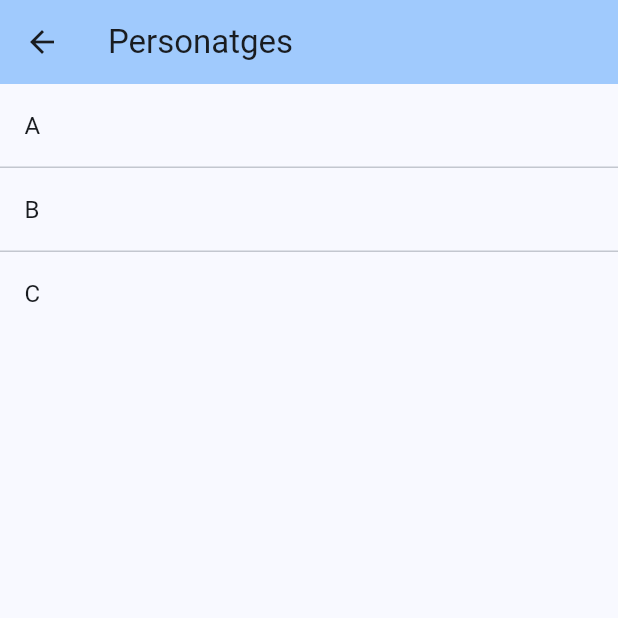
After one commit to Userb3rt/new_project_nintendodb, a Flutter app: the screen it shows after launch, after a tap on "Personatges", on a phone screen of 412 x 824 dp, the top half of it. The commit adds this screen. Run offline on Flutter 3.47's test engine with Material 2 defaults, Android fonts, the phone set to English and light mode, and no system bars; missing offline and left inert: window_manager.

Commit message:
first comm

```diff
--- a/lib/layout_mobile_screen_0.dart
+++ b/lib/layout_mobile_screen_0.dart
@@ -1,7 +1,9 @@
 import 'package:flutter/material.dart';
+import 'package:new_project_nintendodb/layout_mobile_screen_1.dart';
 
 class LayoutMobileScreen0 extends StatefulWidget {
   const LayoutMobileScreen0({super.key});
+
   @override
   State<LayoutMobileScreen0> createState() => _StateLayoutMobileScreen0();
 }
@@ -16,14 +18,28 @@ class _StateLayoutMobileScreen0 extends State<LayoutMobileScreen0> {
           title: const Text('Nintendo DB'),
       ),
       body: ListView(
-        children: const <Widget>[
-          ListTile(title: Text('Personatges')),
-          Divider(height: 0),
-          ListTile(title: Text('Jocs')),
-          Divider(height: 0),
-          ListTile(title: Text('Consoles')),
-        ],
+              children: <Widget>[
+                          ListTile(
+                                        title: const Text('Personatges'),
+                                        onTap: () => _navigateTo(context, 'Personatges'),
+                                        ),
+                          const Divider(height: 0),
+                          ListTile(
+                                        title: const Text('Jocs'),
+                                        onTap: () => _navigateTo(context, 'Jocs'),
+                                        ),
+                          const Divider(height: 0),
+                          ListTile(
+                                        title: const Text('Consoles'),
+                                        onTap: () => _navigateTo(context, 'Consoles'),
+                          ),
+              ],
       ),
+
     );
   }
+void _navigateTo (BuildContext context, String value) {
+Navigator.of(context).push(MaterialPageRoute(
+builder: (context) => LayoutMobileScreen1(seccio: value)));
 }
+}
--- /dev/null
+++ b/lib/layout_mobile_screen_1.dart
@@ -0,0 +1,37 @@
+import 'package:flutter/material.dart';
+import 'package:provider/provider.dart';
+import 'app_data.dart';
+
+class LayoutMobileScreen1 extends StatefulWidget {
+
+final String seccio;
+
+const LayoutMobileScreen1({Key? key, required this.seccio}) : super(key: key);
+@override
+State<LayoutMobileScreen1> createState() => _StateLayoutMobileScreen1();
+}
+
+
+class _StateLayoutMobileScreen1 extends State<LayoutMobileScreen1> {
+  _StateLayoutMobileScreen1();
+  @override
+  Widget build(BuildContext context) {
+        return Scaffold(
+          appBar: AppBar(
+              backgroundColor: Theme.of(context).colorScheme.inversePrimary,
+              title: Text(widget.seccio), // Fent servir seccio com a títol
+              leading: IconButton(
+              icon: const Icon(Icons.arrow_back),
+              onPressed: () => Navigator.of(context).pop(),
+              ),
+          ),
+          body: ListView(
+          children: const <Widget>[
+              ListTile(title: Text('A')), Divider(height: 0),
+              ListTile(title: Text('B')), Divider(height: 0),
+              ListTile(title: Text('C')),
+              ],
+          ),
+        );
+  }
+}
--- a/pubspec.yaml
+++ b/pubspec.yaml
@@ -36,6 +36,7 @@ dependencies:
   # Use with the CupertinoIcons class for iOS style icons.
   cupertino_icons: ^1.0.2
   window_manager: ^0.3.6
+  provider: ^6.0.5
 
 dev_dependencies:
   flutter_test:
```
Also changed, not shown: lib/app_data.dart (added, +52 -0 lines), lib/main.dart (+4 -3 lines), pubspec.lock.
